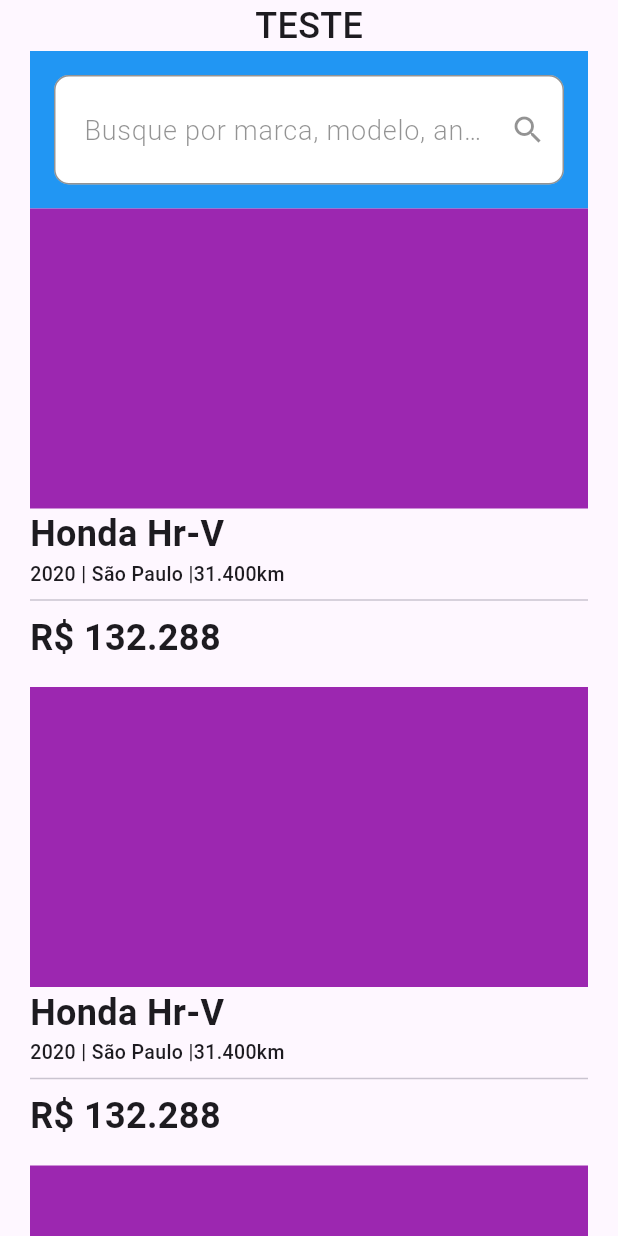
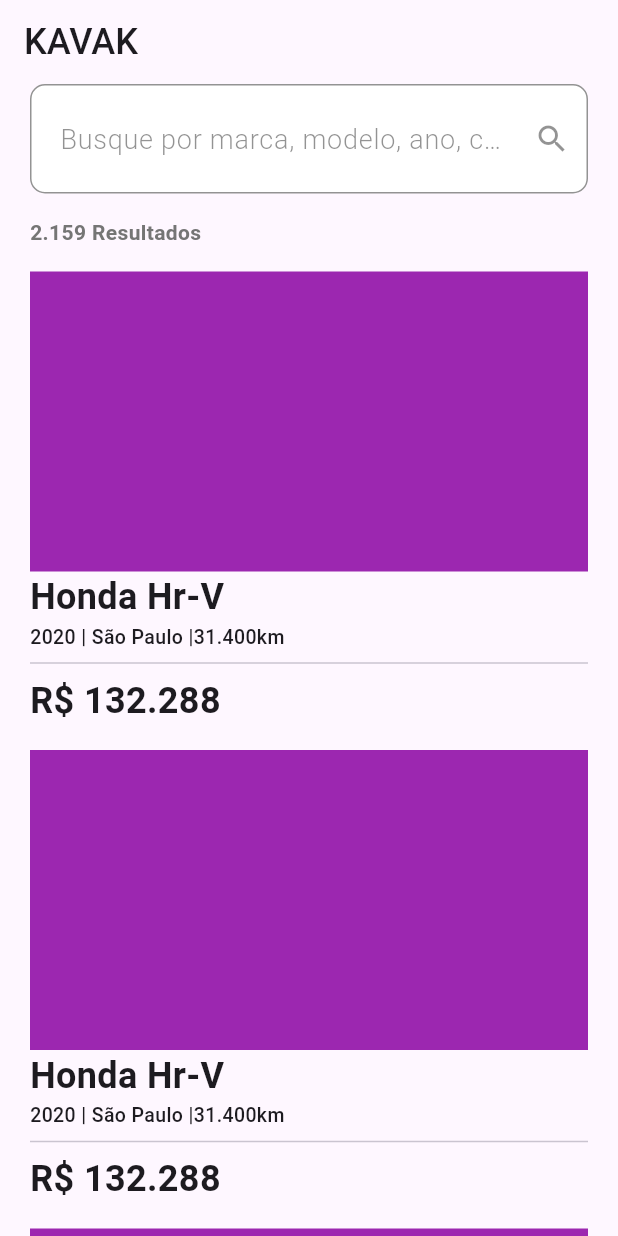
Before and after one commit to iCarlosAugusto/VerzelProject-Front, a Flutter app: the screen it shows after launch, on a phone screen of 412 x 824 dp. Run offline on Flutter 3.47's test engine with Material 2 defaults, Android fonts, the phone set to English and light mode, and no system bars; Roboto replaces fonts that are missing (Sora).

Commit message:
feat: :sparkles: Feito homepage

```diff
--- a/lib/components/appbar_widget.dart
+++ b/lib/components/appbar_widget.dart
@@ -1,4 +1,5 @@
 import 'package:flutter/material.dart';
+import 'package:verzel_project/components/text_widget.dart';
 
 class AppbarWidget extends StatelessWidget implements PreferredSizeWidget {
   AppbarWidget({
@@ -35,12 +36,7 @@ class AppbarWidget extends StatelessWidget implements PreferredSizeWidget {
       ),
       title: Visibility(
         visible: showLogo,
-        child: Image.asset(
-          "assets/logo.png",
-          fit: BoxFit.contain,
-          height: 33,
-          width: 76,
-        ),
+        child: const TextWidget("KAVAK")
       ),
       actions: [
         Visibility(
--- a/lib/pages/home_page.dart
+++ b/lib/pages/home_page.dart
@@ -14,18 +14,25 @@ class HomePage extends StatelessWidget {
     final screenWidth = MediaQuery.of(context).size.width;
 
     return LayoutWidget(
+      appBar: AppbarWidget(
+        showLogo: true,
+      ),
       child: Column(
+        crossAxisAlignment: CrossAxisAlignment.start,
         children: [
-          const TextWidget("TESTE"),
-          Container(
-            color: Colors.blue,
-            width: double.infinity,
-            padding: const EdgeInsets.all(16),
-            child: TextfieldWidget(
-              suffixIcon: const Icon(Icons.search),
-              hintText: "Busque por marca, modelo, ano, cor...",
-            ),
+          TextfieldWidget(
+            suffixIcon: const Icon(Icons.search),
+            hintText: "Busque por marca, modelo, ano, cor...",
           ),
+
+          TextWidget(
+            "2.159 Resultados",
+            customWeight: FontWeight.w600,
+            color: Colors.grey[600],
+            customFontsize: 14,
+            margin: const EdgeInsets.only(top: 16, bottom: 16),
+          ),
+
           ListWidget(
             physics: const NeverScrollableScrollPhysics(),
             itemBuilder: (_, index) => const CardOfferWidget(),
```
